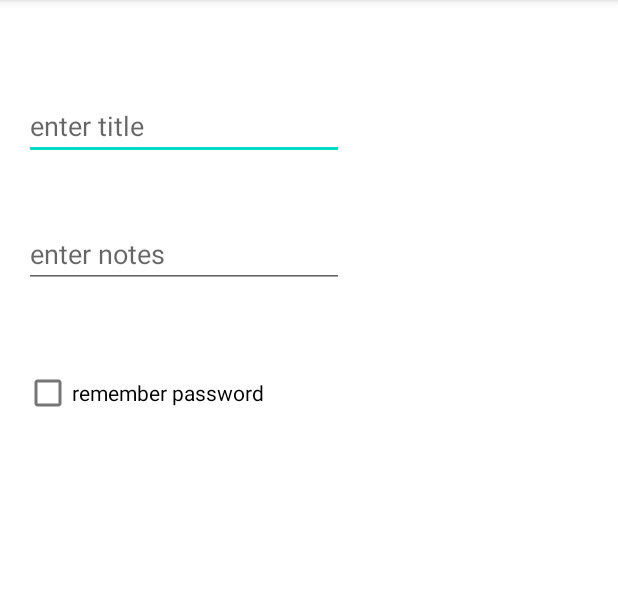
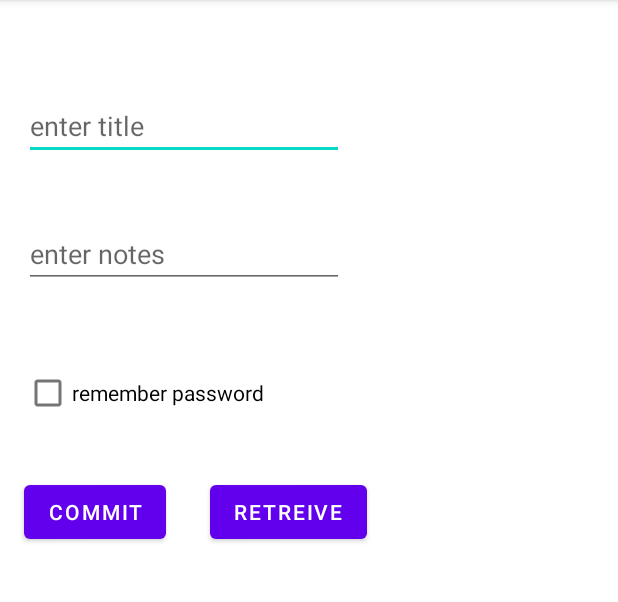
Before and after one commit to abdultanveer/Firstapp, an Android app: the screen it shows after launch (DataStorageActivity), on a phone screen of 412 x 824 dp, the part 84-686 px from its top. Run offline under Robolectric (Android 15) with nearby library versions, the phone set to English and light mode, and no system bars.

Commit message:
commit into sqlite db

```diff
--- a/app/src/main/java/com/abdul/firstapp/DataStorageActivity.kt
+++ b/app/src/main/java/com/abdul/firstapp/DataStorageActivity.kt
@@ -2,14 +2,18 @@ package com.abdul.firstapp
 
 import androidx.appcompat.app.AppCompatActivity
 import android.os.Bundle
+import android.view.View
 import android.widget.CheckBox
 import android.widget.EditText
+import com.abdul.firstapp.database.NotesDao
+import com.abdul.firstapp.database.model.TodoNote
 
 class DataStorageActivity : AppCompatActivity() {
 
     lateinit var titleEditText: EditText
     lateinit var  notesEditText: EditText
     lateinit var rpCheckBox: CheckBox
+    lateinit var notesDao: NotesDao
 
     override fun onCreate(savedInstanceState: Bundle?) {
         super.onCreate(savedInstanceState)
@@ -18,6 +22,7 @@ class DataStorageActivity : AppCompatActivity() {
         titleEditText = findViewById(R.id.etTitle);
         notesEditText = findViewById(R.id.etNotes)
         rpCheckBox = findViewById(R.id.checkBoxRP)
+        notesDao = NotesDao(applicationContext)
     }
 
     override fun onPause() {
@@ -59,4 +64,14 @@ class DataStorageActivity : AppCompatActivity() {
         titleEditText.setText(title)
         notesEditText.setText(notes)
     }
+
+    fun dbHandler(view: View) {
+        var title = titleEditText.text.toString()
+        var notes = notesEditText.text.toString()
+        var note:TodoNote = TodoNote(title, notes);
+
+        notesDao.createRow(note)
+
+
+    }
 }
--- /dev/null
+++ b/app/src/main/java/com/abdul/firstapp/database/DbHelper.java
@@ -0,0 +1,39 @@
+package com.abdul.firstapp.database;
+import android.content.Context;
+import android.database.sqlite.SQLiteDatabase;
+import android.database.sqlite.SQLiteOpenHelper;
+
+import androidx.annotation.Nullable;
+
+import com.abdul.firstapp.database.FeedReaderContract.FeedEntry;
+
+/**
+ * this class will help me create a db and a table
+ */
+public class DbHelper extends SQLiteOpenHelper {
+
+
+    private static final String SQL_CREATE_ENTRIES =
+            "CREATE TABLE " + FeedEntry.TABLE_NAME + " (" +
+                    FeedEntry._ID + " INTEGER PRIMARY KEY," +
+                    FeedEntry.COLUMN_NAME_TITLE + " TEXT," +
+                    FeedEntry.COLUMN_NAME_SUBTITLE + " TEXT)";
+
+    private static final String SQL_DELETE_ENTRIES =
+            "DROP TABLE IF EXISTS " + FeedEntry.TABLE_NAME;
+
+    public DbHelper(@Nullable Context context) {
+        super(context, "notesdb", null, 1);
+    }
+
+    @Override
+    public void onCreate(SQLiteDatabase sqLiteDatabase) {
+        sqLiteDatabase.execSQL(SQL_CREATE_ENTRIES);
+
+    }
+
+    @Override
+    public void onUpgrade(SQLiteDatabase sqLiteDatabase, int i, int i1) {
+
+    }
+}
--- /dev/null
+++ b/app/src/main/java/com/abdul/firstapp/database/NotesDao.java
@@ -0,0 +1,29 @@
+package com.abdul.firstapp.database;
+
+
+import android.content.ContentValues;
+import android.content.Context;
+import android.database.sqlite.SQLiteDatabase;
+import com.abdul.firstapp.database.FeedReaderContract.FeedEntry;
+
+import com.abdul.firstapp.database.model.TodoNote;
+
+public class NotesDao {
+    SQLiteDatabase database;
+
+    public NotesDao(Context applicationContext) {
+        DbHelper dbHelper = new DbHelper(applicationContext);
+        database = dbHelper.getWritableDatabase();
+    }
+
+    public void createRow(TodoNote note){
+        ContentValues values = new ContentValues();
+        values.put(FeedEntry.COLUMN_NAME_TITLE,note.getTitle());
+        values.put(FeedEntry.COLUMN_NAME_SUBTITLE,note.getSubTitle());
+        database.insert(FeedEntry.TABLE_NAME,null,values);
+    }
+    public void readRow(){}
+    public void updateRow(){}
+    public void deleteRow(){}
+
+}
--- a/app/src/main/res/layout/activity_data_storage.xml
+++ b/app/src/main/res/layout/activity_data_storage.xml
@@ -39,4 +39,25 @@
         android:text="remember password"
         app:layout_constraintStart_toStartOf="parent"
         app:layout_constraintTop_toBottomOf="@+id/etNotes" />
+
+    <Button
+        android:id="@+id/btnCommit"
+        android:layout_width="wrap_content"
+        android:layout_height="wrap_content"
+        android:layout_marginStart="16dp"
+        android:onClick="dbHandler"
+        android:text="Commit"
+        app:layout_constraintBaseline_toBaselineOf="@+id/btnRetreive"
+        app:layout_constraintStart_toStartOf="parent" />
+
+    <Button
+        android:id="@+id/btnRetreive"
+        android:layout_width="wrap_content"
+        android:layout_height="wrap_content"
+        android:layout_marginStart="29dp"
+        android:layout_marginTop="31dp"
+        android:onClick="dbHandler"
+        android:text="Retreive"
+        app:layout_constraintStart_toEndOf="@+id/btnCommit"
+        app:layout_constraintTop_toBottomOf="@+id/checkBoxRP" />
 </androidx.constraintlayout.widget.ConstraintLayout>
```
Also changed, not shown: app/src/main/java/com/abdul/firstapp/database/FeedReaderContract.java (added, +16 -0 lines), app/src/main/java/com/abdul/firstapp/database/model/TodoNote.java (added, +28 -0 lines).
